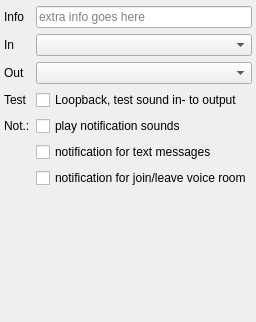
Before: the Qt Designer form src/blackgui/components/audiosetupcomponent.ui in swift-project/pilotclient, drawn with Qt 5.
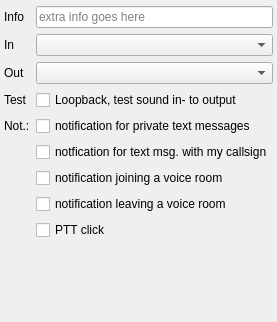
After: the same form once the commit is applied.

Commit message:
Ref T494, audio settings for notification
* use new sounds
* fixed bug that changes of notifications were never set in settings
* play sound if box is checked (how hoes it sound?)

Diff of the .ui file:
```diff
--- a/src/blackgui/components/audiosetupcomponent.ui
+++ b/src/blackgui/components/audiosetupcomponent.ui
@@ -6,7 +6,7 @@
    <rect>
     <x>0</x>
     <y>0</y>
-    <width>200</width>
+    <width>216</width>
     <height>322</height>
    </rect>
   </property>
@@ -130,24 +130,35 @@
      <item row="4" column="1">
       <widget class="QCheckBox" name="cb_SetupAudioPlayNotificationSounds">
        <property name="text">
-        <string>play notification sounds</string>
-       </property>
-       <property name="checked">
-        <bool>false</bool>
+        <string>notification for private text messages</string>
        </property>
       </widget>
      </item>
      <item row="5" column="1">
       <widget class="QCheckBox" name="cb_SetupAudioNotificationTextMessage">
        <property name="text">
-        <string>notification for text messages</string>
+        <string>notfication for text msg. with my callsign</string>
        </property>
       </widget>
      </item>
      <item row="6" column="1">
       <widget class="QCheckBox" name="cb_SetupAudioNotificationVoiceRoom">
        <property name="text">
-        <string>notification for join/leave voice room</string>
+        <string>notification joining a voice room</string>
+       </property>
+      </widget>
+     </item>
+     <item row="8" column="1">
+      <widget class="QCheckBox" name="cb_SetupAudioPTTClick">
+       <property name="text">
+        <string>PTT click</string>
+       </property>
+      </widget>
+     </item>
+     <item row="7" column="1">
+      <widget class="QCheckBox" name="cb_SetupAudioNotificationVoiceRoomLeft">
+       <property name="text">
+        <string>notification leaving a voice room</string>
        </property>
       </widget>
      </item>
```
Left out of the diff: 17 changed lines with no effect on the pictures. The commit also changes 2 other files.
